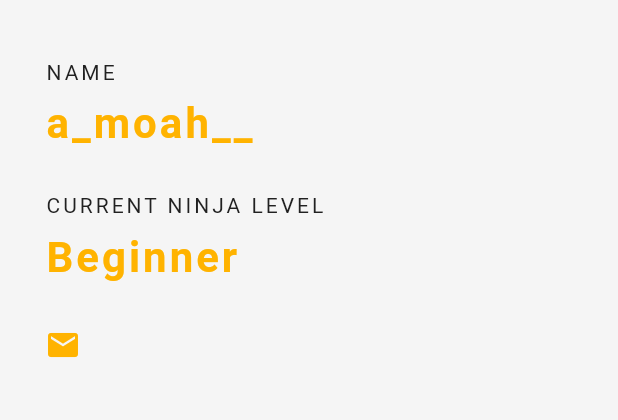
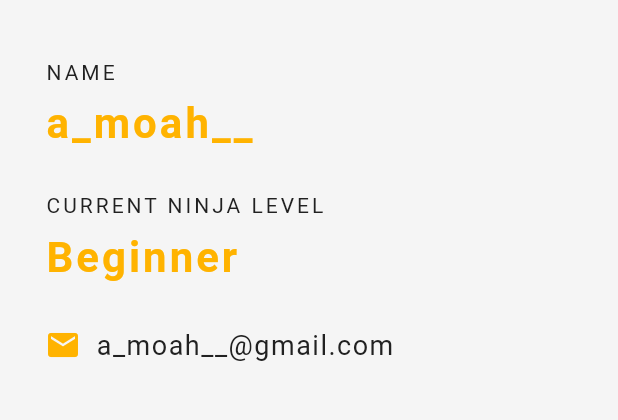
Before and after one commit to kwakyebrilliant/NinjaProject, a Flutter app: the screen it shows after launch, on a phone screen of 412 x 824 dp, the part 84-504 px from its top. Run offline on Flutter 3.47's test engine with Material 2 defaults, Android fonts, the phone set to English and light mode, and no system bars.

Commit message:
assets added

```diff
--- a/lib/main.dart
+++ b/lib/main.dart
@@ -71,7 +71,18 @@ class NinjaCard extends StatelessWidget {
                 Icon(
                   Icons.email,
                   color: Colors.amber[600],
-                )
+                ),
+                const SizedBox(
+                  width: 10.0,
+                ),
+                Text(
+                  'a_moah__@gmail.com',
+                  style: TextStyle(
+                    color: Colors.grey[900],
+                    fontSize: 18.0,
+                    letterSpacing: 1.0,
+                  ),
+                ),
               ],
             ),
           ],
```
Also changed, not shown: assets/avatar.png (added).
